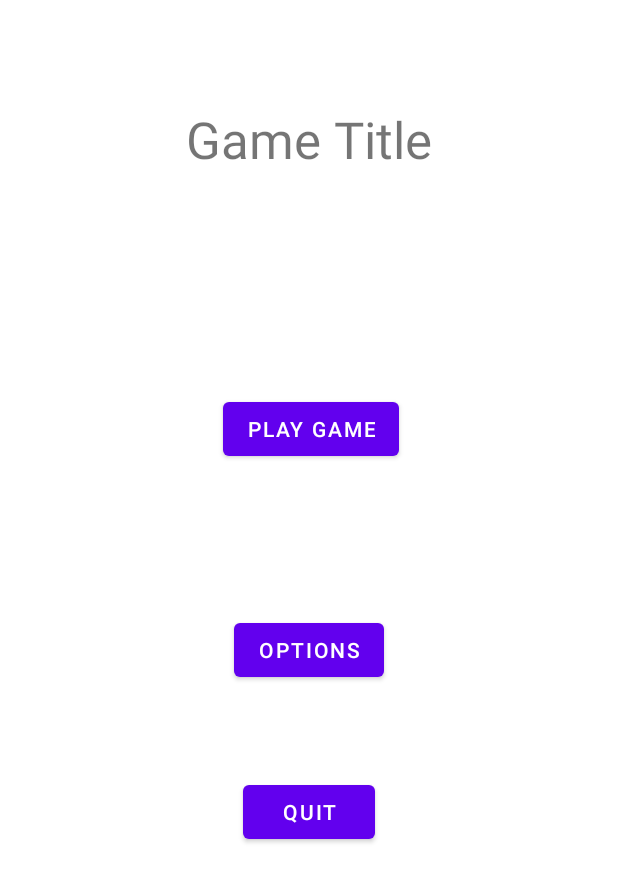
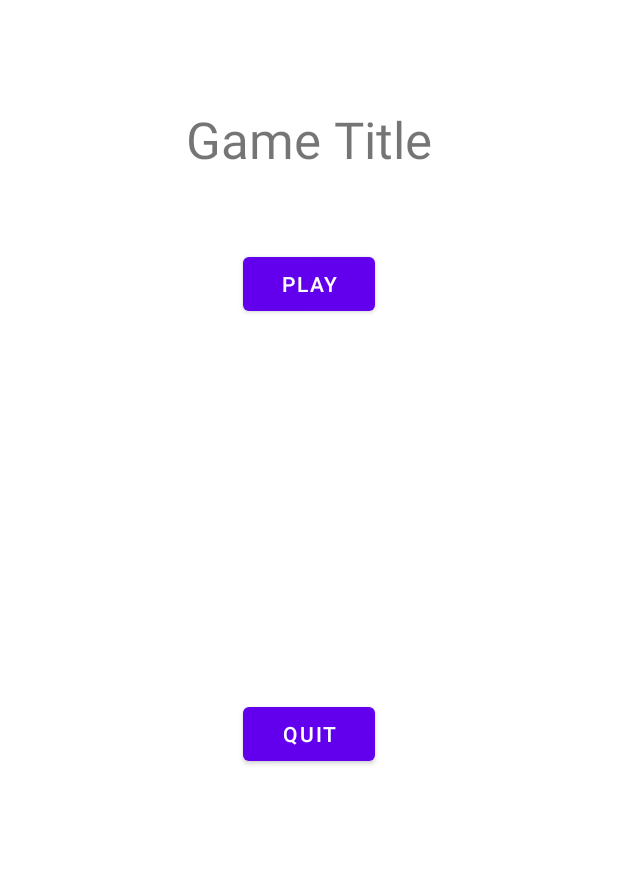
Before and after one commit to Islamjdallali/AndroidGame, an Android app: the layout activity_main.xml on its own in the app's theme, with its tools: preview values and no code run, on a phone screen of 412 x 824 dp. Shown: the top 882 px of the screen. Run offline under Robolectric (Android 15) with nearby library versions, the phone set to English and light mode, and no system bars.

Commit message:
Changed app layout to landscape

```diff
--- a/app/src/main/AndroidManifest.xml
+++ b/app/src/main/AndroidManifest.xml
@@ -14,14 +14,16 @@
         tools:targetApi="31">
         <activity
             android:name=".GameActivity"
-            android:exported="false">
+            android:exported="false"
+            android:screenOrientation="landscape">
             <meta-data
                 android:name="android.app.lib_name"
                 android:value="" />
         </activity>
         <activity
             android:name=".MainActivity"
-            android:exported="true">
+            android:exported="true"
+            android:screenOrientation="landscape">
             <intent-filter>
                 <action android:name="android.intent.action.MAIN" />
 
--- a/app/src/main/res/layout/activity_main.xml
+++ b/app/src/main/res/layout/activity_main.xml
@@ -20,49 +20,26 @@
         app:layout_constraintVertical_bias="0.09" />
 
     <Button
+        android:id="@+id/button3"
+        android:layout_width="wrap_content"
+        android:layout_height="wrap_content"
+        android:layout_marginTop="50dp"
+        android:layout_marginBottom="109dp"
+        android:text="Quit"
+        app:layout_constraintBottom_toBottomOf="parent"
+        app:layout_constraintEnd_toEndOf="parent"
+        app:layout_constraintStart_toStartOf="parent"
+        app:layout_constraintTop_toBottomOf="@+id/button2" />
+
+    <Button
         android:id="@+id/button2"
         android:layout_width="wrap_content"
         android:layout_height="wrap_content"
-        android:layout_marginStart="175dp"
-        android:layout_marginTop="60dp"
-        android:layout_marginEnd="175dp"
-        android:layout_marginBottom="328dp"
-        android:text="Options"
-        app:layout_constraintBottom_toBottomOf="parent"
+        android:layout_marginTop="50dp"
+        android:onClick="LaunchGameActivity"
+        android:text="Play"
         app:layout_constraintEnd_toEndOf="parent"
-        app:layout_constraintStart_toStartOf="parent"
-        app:layout_constraintTop_toBottomOf="@+id/button" />
-
-    <Button
-        android:id="@+id/button"
-        android:layout_width="wrap_content"
-        android:layout_height="wrap_content"
-        android:layout_marginStart="175dp"
-        android:layout_marginTop="60dp"
-        android:layout_marginEnd="175dp"
-        android:layout_marginBottom="428dp"
-        android:onClick="LaunchGameActivity"
-        android:text="Play Game"
-        app:layout_constraintBottom_toBottomOf="parent"
-        app:layout_constraintEnd_toEndOf="parent"
-        app:layout_constraintHorizontal_bias="0.487"
         app:layout_constraintStart_toStartOf="parent"
         app:layout_constraintTop_toBottomOf="@+id/textView" />
 
-    <Button
-        android:id="@+id/button3"
-        android:layout_width="wrap_content"
-        android:layout_height="wrap_content"
-        android:layout_marginStart="175dp"
-        android:layout_marginTop="60dp"
-        android:layout_marginEnd="175dp"
-        android:layout_marginBottom="215dp"
-        android:text="Quit"
-        app:layout_constraintBottom_toBottomOf="parent"
-        app:layout_constraintEnd_toEndOf="parent"
-        app:layout_constraintHorizontal_bias="0.518"
-        app:layout_constraintStart_toStartOf="parent"
-        app:layout_constraintTop_toBottomOf="@+id/button2"
-        app:layout_constraintVertical_bias="0.0" />
-
 </androidx.constraintlayout.widget.ConstraintLayout>
```
